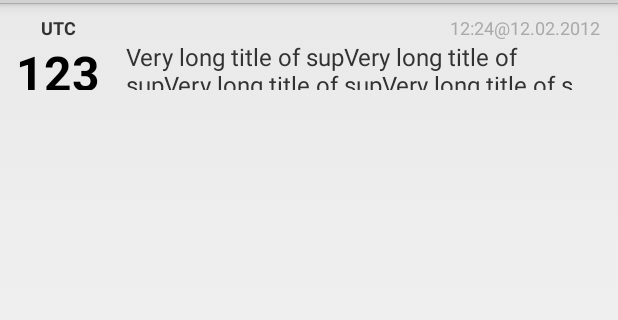
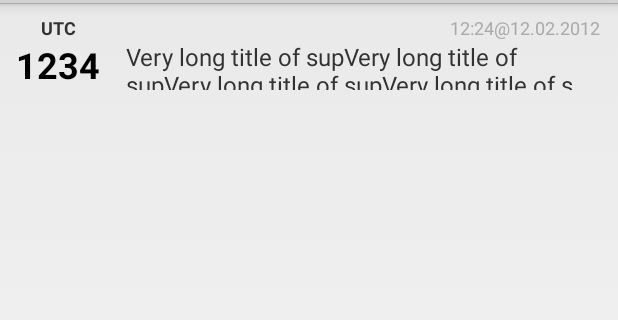
Before and after one commit to tmszdmsk/arij, an Android app: the layout issue_list_elem.xml on its own in the app's theme, with its tools: preview values and no code run, on a phone screen of 412 x 824 dp, the part 69-389 px from its top. Run offline under Robolectric (Android 15) with nearby library versions, the phone set to English and light mode, and no system bars.

Commit message:
longer list ellipsize

```diff
--- a/app/src/main/res/layout/issue_list_elem.xml
+++ b/app/src/main/res/layout/issue_list_elem.xml
@@ -32,13 +32,13 @@
         android:layout_height="wrap_content"
         android:layout_alignParentLeft="true"
         android:layout_below="@+id/project_shortcut"
-        android:ellipsize="none"
+        android:ellipsize="start"
+        android:scrollHorizontally="true"
         android:gravity="center_vertical|center_horizontal"
-        android:lines="1"
-        android:maxLines="1"
-        android:text="123"
+        android:singleLine="true"
+        android:text="1234"
         android:textAppearance="?android:attr/textAppearanceLarge"
-        android:textSize="32dp"
+        android:textSize="24dp"
         android:textStyle="bold" />
 
 
```
